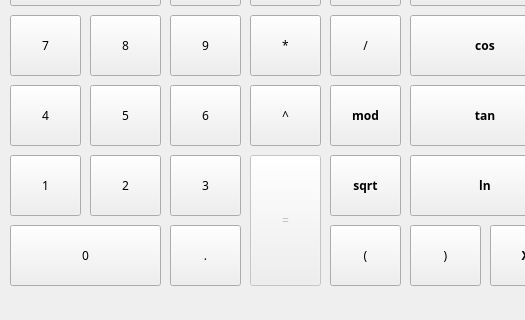
Old version of the form src/calcView.ui in the repository antinlay/CPP3_SmartCalc_v2.0-1; both pictures show x 0 to 525 and y 165 to 485 of the 729 by 485 pixel window.
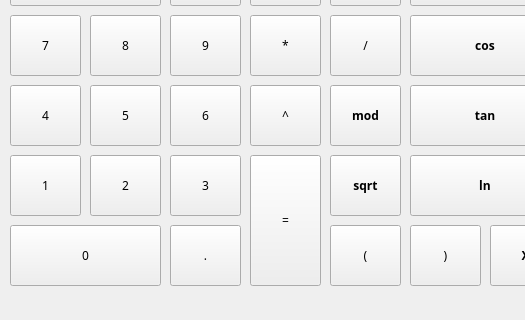
New version of the form. Icons and pictures are not drawn.

```diff
--- a/src/calcView.ui
+++ b/src/calcView.ui
@@ -535,7 +535,7 @@
    </widget>
    <widget class="QPushButton" name="equal">
     <property name="enabled">
-     <bool>false</bool>
+     <bool>true</bool>
     </property>
     <property name="geometry">
      <rect>
```
